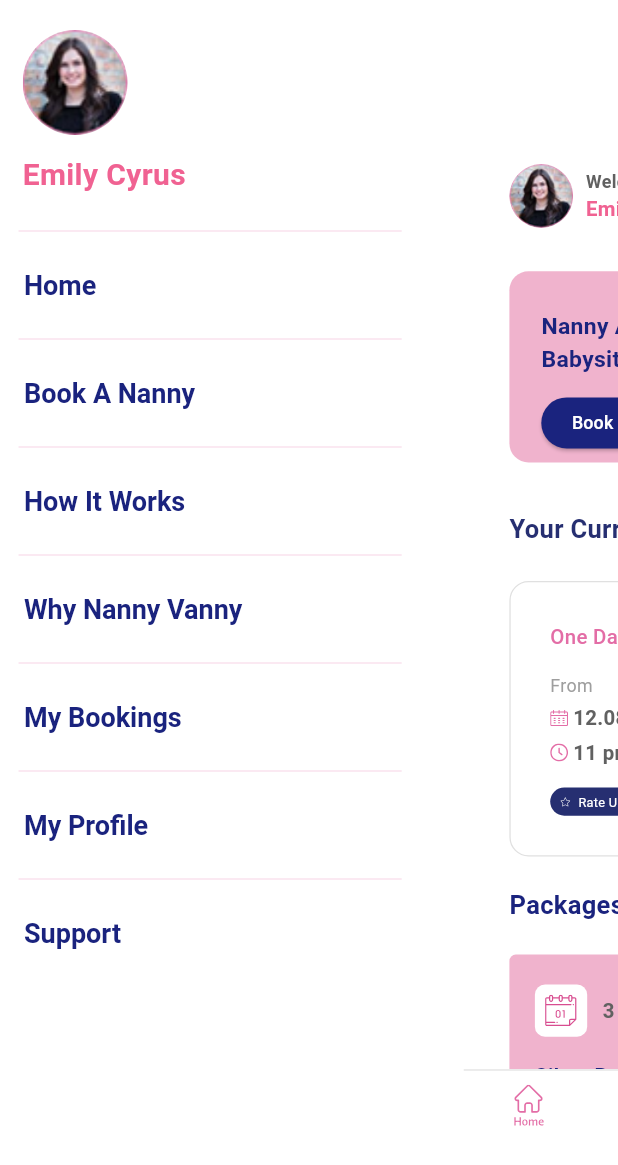
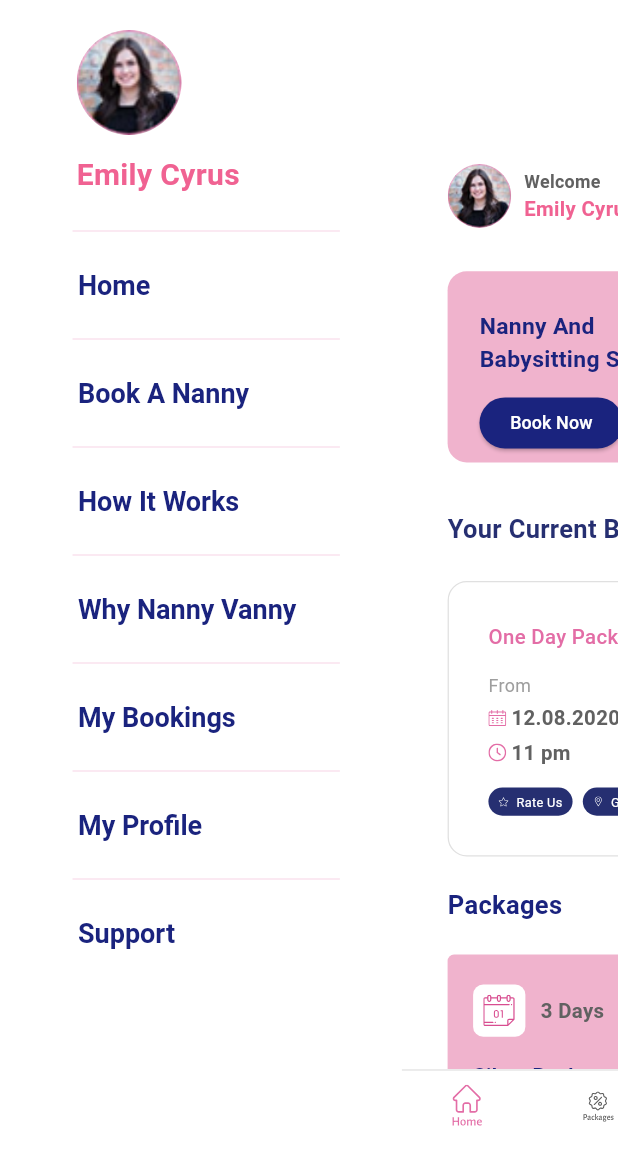
Before and after one commit to ramganesh-123/cartgreek_task, a Flutter app: the screen it shows after launch, after a tap on an icon or button, on a phone screen of 412 x 824 dp. Shown: the top 1165 px of the screen. Run offline on Flutter 3.47's test engine with Material 3 defaults, Android fonts, the phone set to English and light mode, and no system bars; drawn by our look-alikes of flutter_advanced_drawer; our stand-ins replace flutter_svg, get; Roboto replaces fonts that are missing (AlegreyaSans).

Commit message:
drawer changes

```diff
--- a/lib/home_page.dart
+++ b/lib/home_page.dart
@@ -49,6 +49,8 @@ class _HomeScreenState extends State<HomeScreen> {
       animationDuration: const Duration(milliseconds: 300),
       animationCurve: Curves.easeInOut,
       drawer: const CustomDrawer(),
+      openRatio: 0.65,
+      openScale: 0.85,
       child: Scaffold(
         appBar: AppBar(
           elevation: 0,
--- a/lib/widgets/customdrawer.dart
+++ b/lib/widgets/customdrawer.dart
@@ -7,7 +7,7 @@ class CustomDrawer extends StatelessWidget {
   Widget build(BuildContext context) {
     return SafeArea(
       child: Container(
-        padding: const EdgeInsets.only(top: 20),
+        padding: const EdgeInsets.only(left: 36, top: 20),
         child: ListTileTheme(
           textColor: Colors.indigo[900],
           iconColor: Colors.indigo[900],
```
